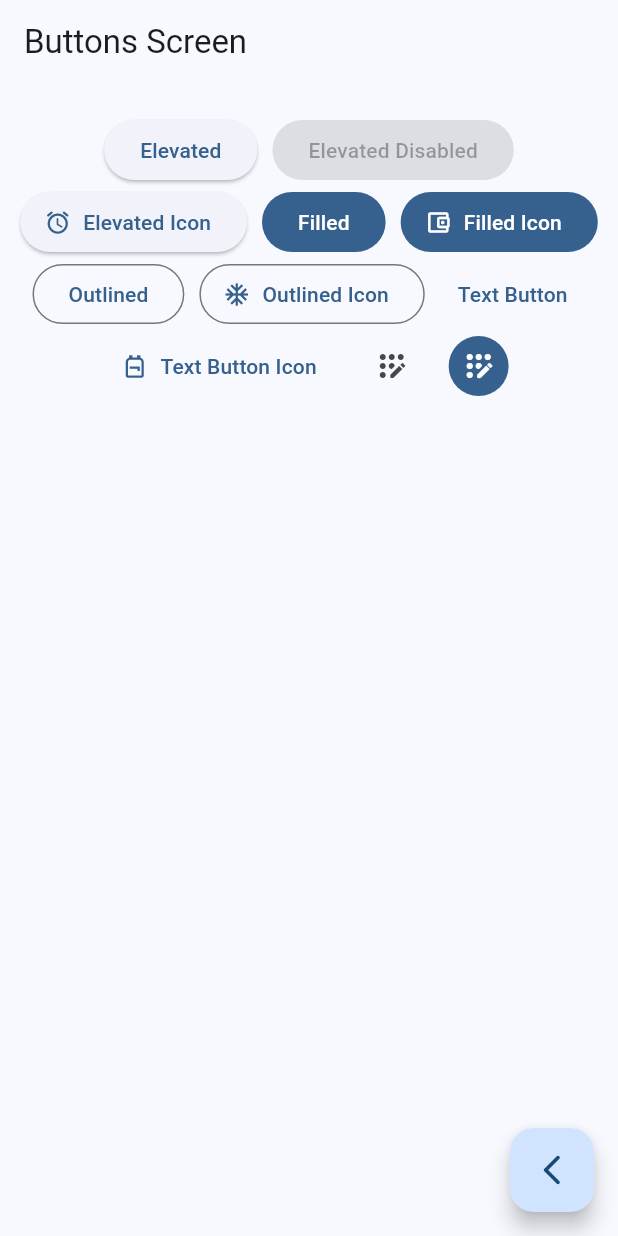
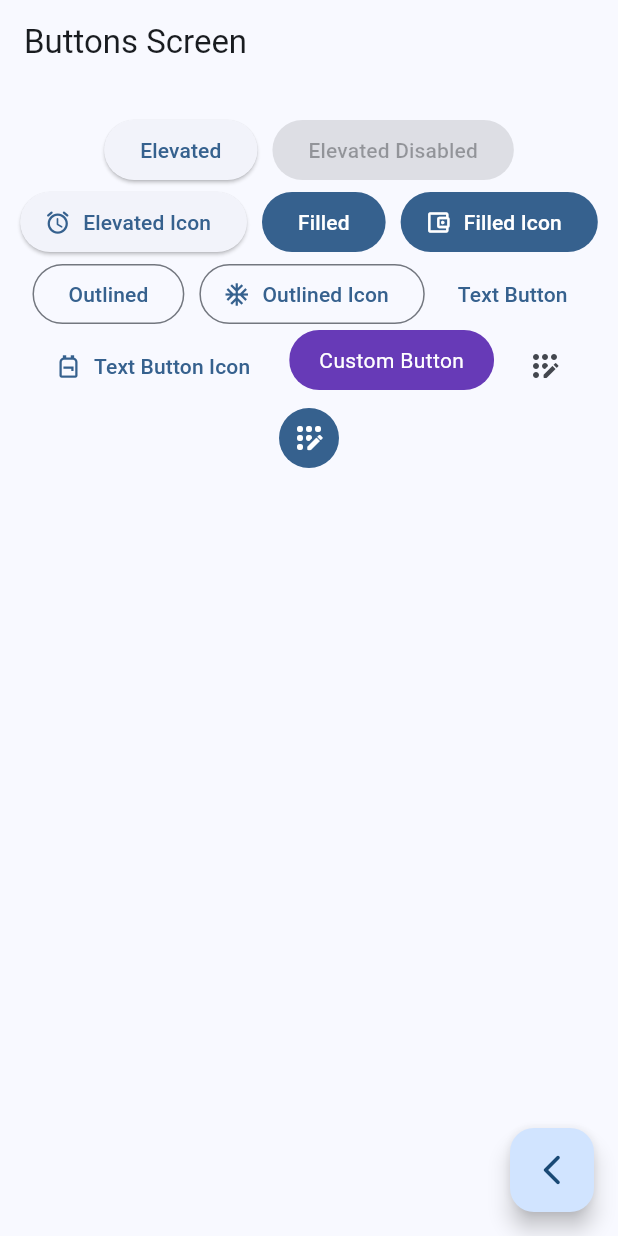
Before and after one commit to specktro/Flutter-WidgetsSampleApp, a Flutter app: the ButtonsScreen screen opened by its route, on a phone screen of 412 x 824 dp. Run offline on Flutter 3.47's test engine with Material 3 defaults, Android fonts, the phone set to English and light mode, and no system bars; our stand-ins replace go_router.

Commit message:
feat: Add Custom Button widget
This commit introduces a `_CustomButton` widget.

- `_CustomButton` is a `StatelessWidget` that creates a custom button with rounded corners, a deep purple background, and white text.
- It uses `ClipRRect` for rounded corners, `Material` for the background color, and `InkWell` to handle taps.
- The button displays the text "Custom Button".
- An instance of `_CustomButton` is added to the `_ButtonsView` in `lib/presentation/screens/buttons_screen.dart`.
- The second `IconButton` in `_ButtonsView` now uses `const Icon` for its icon.

```diff
--- a/lib/presentation/screens/buttons_screen.dart
+++ b/lib/presentation/screens/buttons_screen.dart
@@ -76,13 +76,14 @@ class _ButtonsView extends StatelessWidget {
               icon: const Icon(Icons.backpack_outlined),
               label: Text('Text Button Icon')
             ),
+            const _CustomButton(),
             IconButton(
               onPressed: () {},
               icon: Icon(Icons.app_registration_rounded)
             ),
             IconButton(
               onPressed: () {},
-              icon: Icon(Icons.app_registration_rounded),
+              icon: const Icon(Icons.app_registration_rounded),
               style: ButtonStyle(
                 backgroundColor: WidgetStatePropertyAll(colors.primary),
                 iconColor: WidgetStatePropertyAll(Colors.white)
@@ -94,3 +95,24 @@ class _ButtonsView extends StatelessWidget {
     );
   }
 }
+
+class _CustomButton extends StatelessWidget {
+  const _CustomButton();
+
+  @override
+  Widget build(BuildContext context) {
+    return ClipRRect(
+      borderRadius: BorderRadius.circular(20),
+      child: Material(
+        color: Colors.deepPurple,
+        child: InkWell(
+          onTap: () {},
+          child: Padding(
+            padding: const EdgeInsets.symmetric(horizontal: 20, vertical: 10),
+            child: Text('Custom Button', style: TextStyle(color: Colors.white))
+          ),
+        ),
+      ),
+    );
+  }
+}
```
